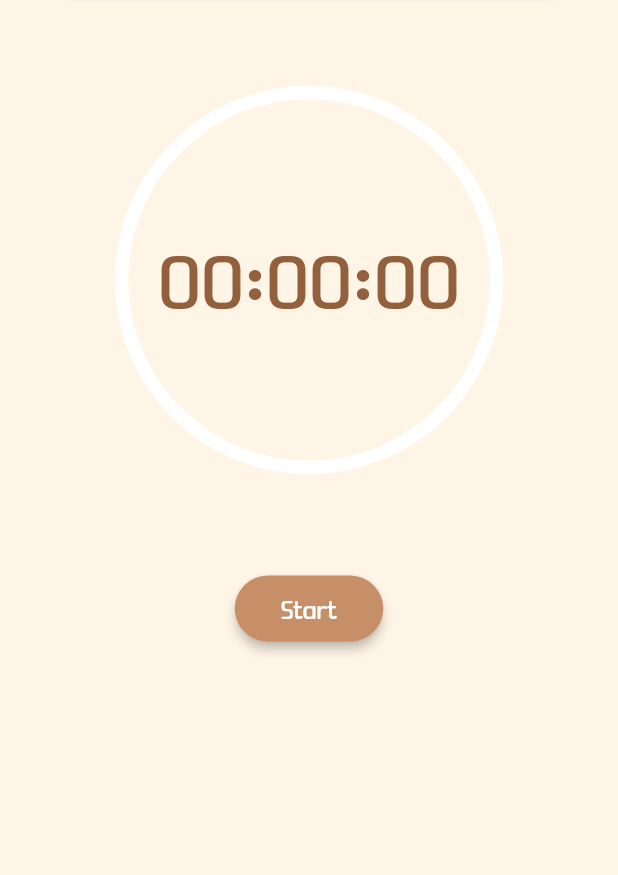
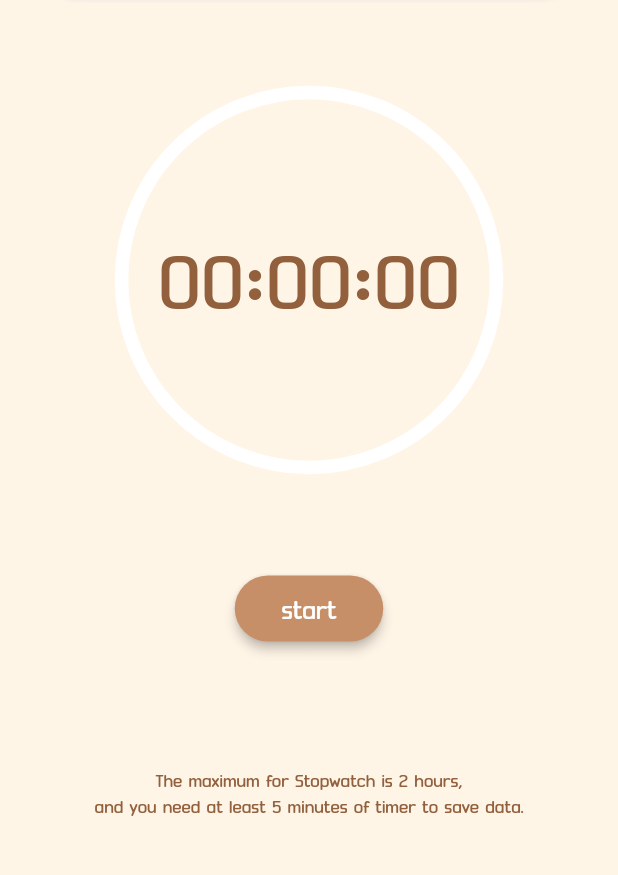
Before and after one commit to Bug-Is-Feature/DokuDoku, a Flutter app: the screen it shows after launch, on a phone screen of 412 x 824 dp, the part 155-1030 px from its top. Run offline on Flutter 3.47's test engine with Material 2 defaults, Android fonts, the phone set to English and light mode, and no system bars; our stand-ins replace auto_route, font_awesome_flutter.

Commit message:
merge stopwatch ui & logic

```diff
--- a/lib/services/timer_service.dart
+++ b/lib/services/timer_service.dart
@@ -1,6 +1,7 @@
 import 'dart:async';
+
+import 'package:dokudoku/ui/components/custom_dialog_box.dart';
 import 'package:flutter/material.dart';
-import 'package:dokudoku/res/AppContextExtension.dart';
 
 class TimerService extends ChangeNotifier {
   int startTime = 0;
@@ -11,19 +12,43 @@ class TimerService extends ChangeNotifier {
   String twoDigits(int n) => n.round().toString().padLeft(2, '0');
   Timer? timer;
 
-  void start() {
+  void start(BuildContext context) {
     timerPlaying = true;
-    timer = Timer.periodic(Duration(seconds: 1), (timer) {
-      startTime++;
-      upperBound();
+    timer = Timer.periodic(const Duration(seconds: 1), (timer) {
+      if (startTime == 7) {
+        stop();
+        fullTimeDialog(context);
+        reset();
+      } else {
+        startTime++;
+      }
       notifyListeners();
     });
+  }
+
+  void fullTimeDialog(BuildContext context) {
+    String hr = changeHoursUnit(stopTime);
+    String min = changeMinutesUnit(stopTime);
+    String sec = changeSecondsUnit(stopTime);
+    showDialog(
+      barrierDismissible: false,
+      context: context,
+      builder: (context) => CustomDialog(
+        title: 'Complete',
+        description: "$hr h: $min m: $sec s",
+        buttonText: "View Stat",
+        buttonText2: 'Close',
+        onPressed2: () {
+          Navigator.pop(context);
+        },
+        onPressed: () {},
+      ),
+    );
   }
 
   void stop() {
     timer!.cancel();
     timerPlaying = false;
-    print(startTime);
     stopTime = startTime;
     notifyListeners();
   }
@@ -32,64 +57,25 @@ class TimerService extends ChangeNotifier {
     startTime = 0;
   }
 
-  void upperBound() {
-    if (startTime == 7200) {
-      stop();
-      reset();
+  String changeSecondsUnit(int time) {
+    seconds = startTime % 60;
+    if (seconds == 0) {
+      return "${seconds.round()}0";
+    } else {
+      return twoDigits(seconds);
     }
   }
 
-  Widget? changeSecondsUnit(BuildContext context) {
-    seconds = startTime % 60;
-
-    if (seconds == 0) {
-      return Text(
-        "${seconds.round()}0",
-        style: TextStyle(
-            fontSize: 60,
-            color: context.resources.color.colorDarkest,
-            fontFamily: 'primary'),
-      );
+  String changeMinutesUnit(int time) {
+    minutes = time % 3600;
+    if (minutes == 0) {
+      return "${minutes.round()}0";
     } else {
-      return Text(
-        twoDigits(seconds),
-        style: TextStyle(
-            fontSize: 60,
-            color: context.resources.color.colorDarkest,
-            fontFamily: 'primary'),
-      );
+      return twoDigits((minutes ~/ 60));
     }
   }
 
-  Widget? changeMinutesUnit(BuildContext context) {
-    minutes = startTime % 3600;
-
-    if (minutes == 0) {
-      return Text(
-        "${minutes.round()}0",
-        style: TextStyle(
-            fontSize: 60,
-            color: context.resources.color.colorDarkest,
-            fontFamily: 'primary'),
-      );
-    } else {
-      return Text(
-        twoDigits((minutes ~/ 60)),
-        style: TextStyle(
-            fontSize: 60,
-            color: context.resources.color.colorDarkest,
-            fontFamily: 'primary'),
-      );
-    }
-  }
-
-  Widget? changeHoursUnit(BuildContext context) {
-    return Text(
-      twoDigits((startTime ~/ 3600)),
-      style: TextStyle(
-          fontSize: 60,
-          color: context.resources.color.colorDarkest,
-          fontFamily: 'primary'),
-    );
+  String changeHoursUnit(int time) {
+    return twoDigits((time ~/ 3600));
   }
 }
--- a/lib/ui/components/timer_display.dart
+++ b/lib/ui/components/timer_display.dart
@@ -21,14 +21,21 @@ class _DisplayTimerState extends State<DisplayTimer> {
         Row(
           mainAxisAlignment: MainAxisAlignment.center,
           children: [
-            Container(
+            SizedBox(
               height: 170,
               child: Center(
-                child: Provider.of<TimerService>(context, listen: false)
-                    .changeHoursUnit(context),
+                child: Text(
+                  Provider.of<TimerService>(context, listen: false)
+                      .changeHoursUnit(provider.startTime),
+                  style: TextStyle(
+                    fontSize: 60,
+                    color: context.resources.color.colorDarkest,
+                    fontFamily: 'primary',
+                  ),
+                ),
               ),
             ),
-            SizedBox(
+            const SizedBox(
               width: 2,
             ),
             Text(
@@ -39,17 +46,24 @@ class _DisplayTimerState extends State<DisplayTimer> {
                 color: context.resources.color.colorDarkest,
               ),
             ),
-            SizedBox(
+            const SizedBox(
               width: 2,
             ),
-            Container(
+            SizedBox(
               height: 170,
               child: Center(
-                child: Provider.of<TimerService>(context, listen: false)
-                    .changeMinutesUnit(context),
+                child: Text(
+                  Provider.of<TimerService>(context, listen: false)
+                      .changeMinutesUnit(provider.startTime),
+                  style: TextStyle(
+                    fontSize: 60,
+                    color: context.resources.color.colorDarkest,
+                    fontFamily: 'primary',
+                  ),
+                ),
               ),
             ),
-            SizedBox(
+            const SizedBox(
               width: 2,
             ),
             Text(
@@ -60,14 +74,21 @@ class _DisplayTimerState extends State<DisplayTimer> {
                 color: context.resources.color.colorDarkest,
               ),
             ),
-            SizedBox(
+            const SizedBox(
               width: 2,
             ),
-            Container(
+            SizedBox(
               height: 170,
               child: Center(
-                child: Provider.of<TimerService>(context, listen: false)
-                    .changeSecondsUnit(context),
+                child: Text(
+                  Provider.of<TimerService>(context, listen: false)
+                      .changeSecondsUnit(provider.startTime),
+                  style: TextStyle(
+                    fontSize: 60,
+                    color: context.resources.color.colorDarkest,
+                    fontFamily: 'primary',
+                  ),
+                ),
               ),
             ),
           ],
--- a/lib/ui/view/stopwatch_view.dart
+++ b/lib/ui/view/stopwatch_view.dart
@@ -12,22 +12,26 @@ class StopwatchView extends StatelessWidget {
   @override
   Widget build(BuildContext context) {
     final provider = Provider.of<TimerService>(context);
+    String sec = Provider.of<TimerService>(context, listen: false)
+        .changeSecondsUnit(provider.stopTime);
+    String min = Provider.of<TimerService>(context, listen: false)
+        .changeMinutesUnit(provider.stopTime);
+    String hr = Provider.of<TimerService>(context, listen: false)
+        .changeHoursUnit(provider.stopTime);
     return Scaffold(
       backgroundColor: context.resources.color.colorLightest,
       body: SingleChildScrollView(
         child: Center(
-          child: Container(
           child: Column(
             children: [
-                SizedBox(
+              const SizedBox(
                 height: 60,
               ),
-                StopwatchTimer(),
-                SizedBox(
+              const StopwatchTimer(),
+              const SizedBox(
                 height: 70,
               ),
               Button(
-                  child: provider.timerPlaying ? Text('Stop') : Text('Start'),
                 backgroundColor: provider.timerPlaying
                     ? context.resources.color.colorDarkest
                     : context.resources.color.colorDark,
@@ -35,29 +39,59 @@ class StopwatchView extends StatelessWidget {
                   if (provider.timerPlaying) {
                     Provider.of<TimerService>(context, listen: false).stop();
                     showDialog(
+                      barrierDismissible: false,
                       context: context,
                       builder: (context) => CustomDialog(
-                          title: "Reading result",
-                          description: provider.stopTime > 5
-                              ? (provider.stopTime <= 10
-                                  ? '${provider.stopTime.round().toString()} sec (saved)'
-                                  : '${provider.stopTime.round().toString()} min (saved)')
-                              : 'result not saved (less than 5 minutes)',
+                        title: provider.stopTime >= 5
+                            ? "Reading result"
+                            : '(₌ ᵕ̣̣̣̣̣ ᆽ ᵕ̣̣̣̣̣₌)',
+                        description: provider.stopTime >= 5
+                            ? "$hr h: $min m: $sec s"
+                            : 'Next time you can do better',
                         buttonText: "View Stat",
                         buttonText2: 'Close',
-                          onPressed2: null,
+                        onPressed2: () {
+                          Navigator.pop(context);
+                        },
                         onPressed: () {},
                       ),
                     );
                     Provider.of<TimerService>(context, listen: false).reset();
                   } else {
-                      Provider.of<TimerService>(context, listen: false).start();
+                    Provider.of<TimerService>(context, listen: false)
+                        .start(context);
                   }
                 },
-                  size: Size(99, 44),
-                )
+                size: const Size(99, 44),
+                child: provider.timerPlaying
+                    ? const Text('stop')
+                    : const Text('start'),
+              ),
+              SizedBox(height: MediaQuery.of(context).size.height * 0.09),
+              Column(
+                children: [
+                  if (provider.timerPlaying) ...[
+                    const Text(''),
+                  ] else ...[
+                    Padding(
+                      padding: const EdgeInsets.all(8.0),
+                      child: Column(
+                        children: [
+                          Text(
+                            'The maximum for Stopwatch is 2 hours,',
+                            style: TextStyle(fontSize: 14),
+                          ),
+                          Text(
+                            'and you need at least 5 minutes of timer to save data.',
+                            style: TextStyle(fontSize: 14),
+                          ),
                         ],
                       ),
+                    ),
+                  ]
+                ],
+              ),
+            ],
           ),
         ),
       ),
```
Lines whose indentation alone changed are shown as unchanged.
